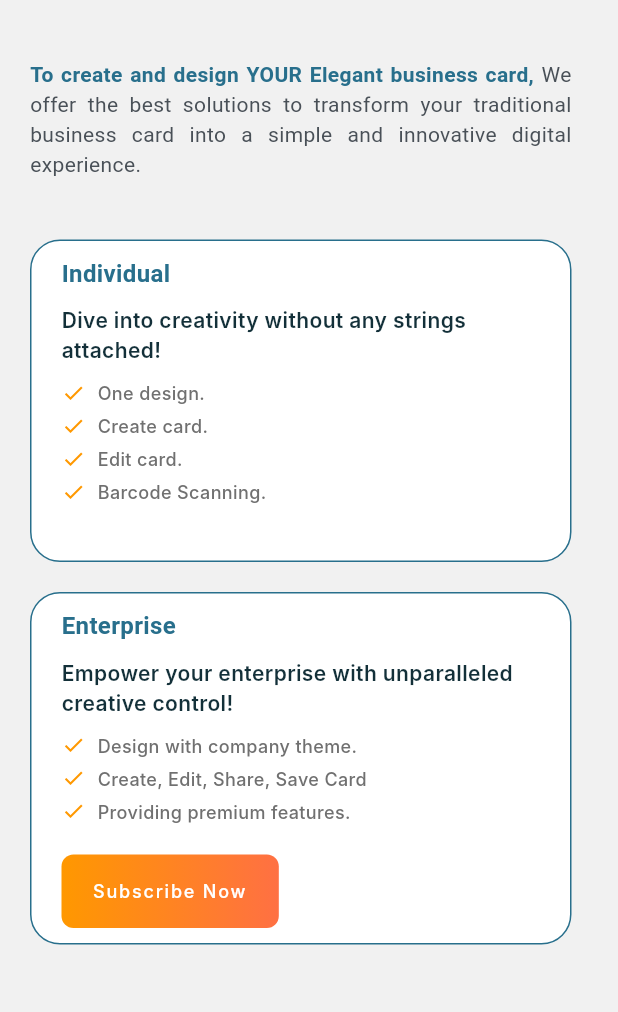
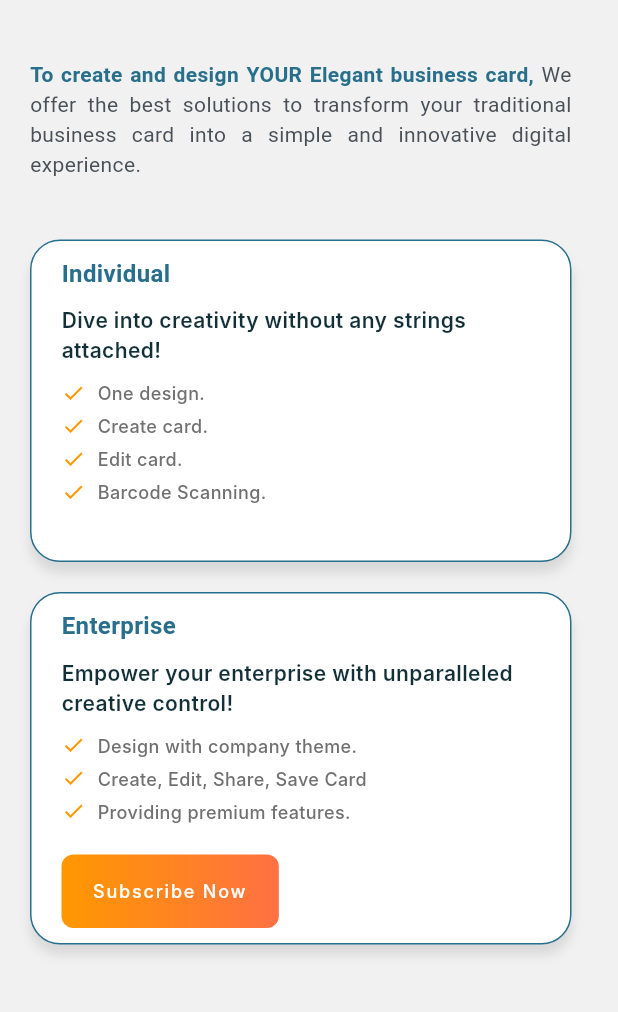
Before and after one commit to RoaaAmin/hilinky_v1, a Flutter app: the AboutUs screen opened directly, on a phone screen of 412 x 824 dp, the part 224-1236 px from its top. Run offline on Flutter 3.47's test engine with Material 3 defaults, Android fonts, the phone set to English and light mode, and no system bars; our stand-ins replace animate_do, cached_network_image, cloud_firestore, contacts_service, easy_localization, firebase_auth and 16 more; missing offline and left inert: country_pickers, in_app_update, qr_code_scanner; accounts and stored records are empty; Roboto replaces fonts that are missing (Inter, Poppins, Space Grotesk).

Commit message:
card shading

```diff
--- a/lib/screens/AboutUs.dart
+++ b/lib/screens/AboutUs.dart
@@ -85,6 +85,13 @@ class AboutUs extends StatelessWidget {
                     padding: const EdgeInsets.only(
                         left: 20, right: 20, top: 10, bottom: 8),
                     decoration: BoxDecoration(
+                        boxShadow: [
+                          BoxShadow(
+                            color: Colors.black.withOpacity(0.1),
+                            blurRadius: 6,
+                            offset: Offset(0, 7),
+                          ),
+                        ],
                         border: Border.all(
                             style: BorderStyle.solid, color: Color(0xFF286F8C)),
                         color: Colors.white,
@@ -215,9 +222,17 @@ class AboutUs extends StatelessWidget {
                   ),
                   SizedBox(height: 20),
                   Container(
+
                     padding: const EdgeInsets.only(
                         left: 20, right: 20, top: 10, bottom: 8),
                     decoration: BoxDecoration(
+                        boxShadow: [
+                          BoxShadow(
+                            color: Colors.black.withOpacity(0.1),
+                            blurRadius: 6,
+                            offset: Offset(0, 7),
+                          ),
+                        ],
                         border: Border.all(
                             style: BorderStyle.solid, color: Color(0xFF286F8C)),
                         color: Colors.white,
```
